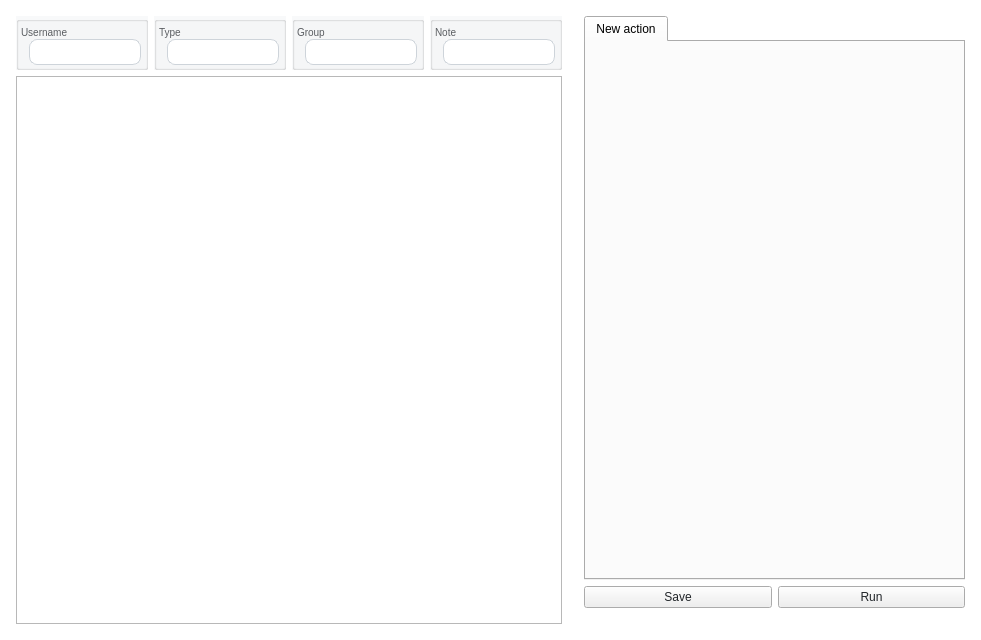
The window that ui/page_robot.ui (dinhbinhnguyen0105/python.my-manager.v3) describes before a commit, drawn with Qt 5.
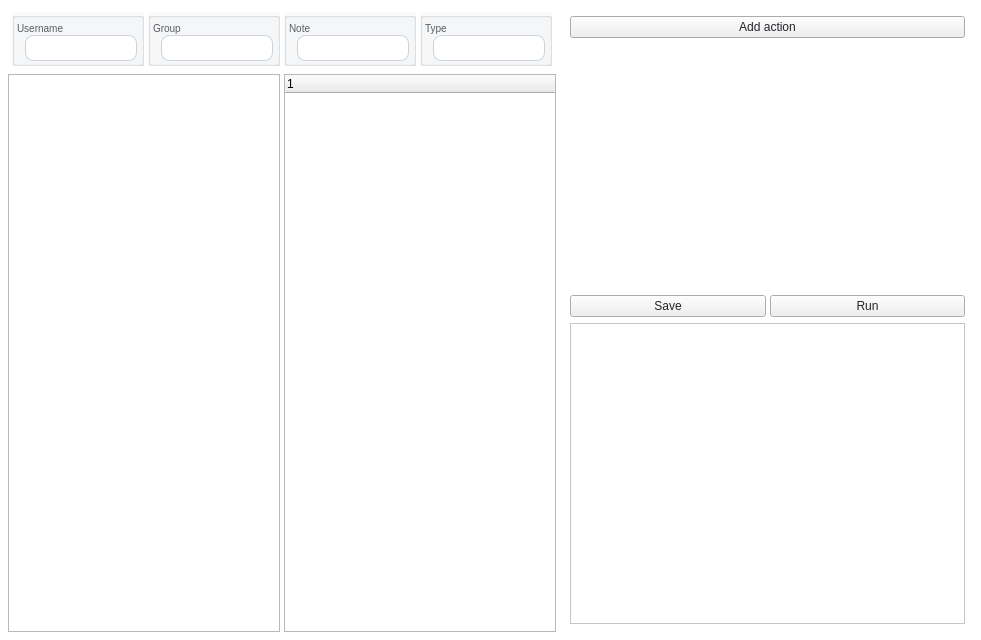
The same window after the commit.

Patch:
```diff
--- a/ui/page_robot.ui
+++ b/ui/page_robot.ui
@@ -76,30 +76,45 @@
       <number>0</number>
      </property>
      <item>
-      <widget class="QWidget" name="user_container" native="true">
-       <layout class="QHBoxLayout" name="horizontalLayout">
-        <property name="leftMargin">
-         <number>8</number>
-        </property>
-        <property name="topMargin">
-         <number>8</number>
-        </property>
-        <property name="rightMargin">
-         <number>8</number>
-        </property>
-        <property name="bottomMargin">
-         <number>8</number>
-        </property>
-        <item>
-         <layout class="QVBoxLayout" name="user_layout">
-          <property name="bottomMargin">
+      <layout class="QVBoxLayout" name="display_container">
+       <property name="spacing">
+        <number>4</number>
+       </property>
+       <item>
+        <widget class="QWidget" name="filter_container" native="true">
+         <layout class="QHBoxLayout" name="horizontalLayout_6">
+          <property name="spacing">
            <number>0</number>
           </property>
+          <property name="leftMargin">
+           <number>4</number>
+          </property>
+          <property name="topMargin">
+           <number>4</number>
+          </property>
+          <property name="rightMargin">
+           <number>4</number>
+          </property>
+          <property name="bottomMargin">
+           <number>4</number>
+          </property>
           <item>
-           <layout class="QHBoxLayout" name="filter_layout">
+           <layout class="QHBoxLayout" name="horizontalLayout_7">
+            <property name="spacing">
+             <number>4</number>
+            </property>
+            <property name="leftMargin">
+             <number>0</number>
+            </property>
+            <property name="topMargin">
+             <number>0</number>
+            </property>
             <property name="rightMargin">
              <number>0</number>
             </property>
+            <property name="bottomMargin">
+             <number>0</number>
+            </property>
             <item>
              <widget class="QGroupBox" name="username_container">
               <property name="title">
@@ -171,51 +186,7 @@
                   <number>0</number>
                  </property>
                  <item>
-                  <widget class="QLabel" name="type_label">
-                   <property name="styleSheet">
-                    <string notr="true">font-size: 10px</string>
-                   </property>
-                   <property name="text">
-                    <string>Type</string>
-                   </property>
-                  </widget>
-                 </item>
-                 <item>
-                  <widget class="QLineEdit" name="type_input"/>
-                 </item>
-                </layout>
-               </item>
-              </layout>
-             </widget>
-            </item>
-            <item>
-             <widget class="QGroupBox" name="group_container">
-              <property name="title">
-               <string/>
-              </property>
-              <layout class="QVBoxLayout" name="verticalLayout_13">
-               <property name="spacing">
-                <number>4</number>
-               </property>
-               <property name="leftMargin">
-                <number>2</number>
-               </property>
-               <property name="topMargin">
-                <number>4</number>
-               </property>
-               <property name="rightMargin">
-                <number>4</number>
-               </property>
-               <property name="bottomMargin">
-                <number>2</number>
-               </property>
-               <item>
-                <layout class="QVBoxLayout" name="verticalLayout_14">
-                 <property name="spacing">
-                  <number>0</number>
-                 </property>
-                 <item>
-                  <widget class="QLabel" name="group_label">
+                  <widget class="QLabel" name="group_label_2">
                    <property name="styleSheet">
                     <string notr="true">font-size: 10px</string>
                    </property>
@@ -225,7 +196,7 @@
                   </widget>
                  </item>
                  <item>
-                  <widget class="QLineEdit" name="group_input"/>
+                  <widget class="QLineEdit" name="group_input_2"/>
                  </item>
                 </layout>
                </item>
@@ -269,7 +240,51 @@
                   </widget>
                  </item>
                  <item>
-                  <widget class="QLineEdit" name="note_input"/>
+                  <widget class="QLineEdit" name="note_input_2"/>
+                 </item>
+                </layout>
+               </item>
+              </layout>
+             </widget>
+            </item>
+            <item>
+             <widget class="QGroupBox" name="type_container_2">
+              <property name="title">
+               <string/>
+              </property>
+              <layout class="QVBoxLayout" name="verticalLayout_27">
+               <property name="spacing">
+                <number>4</number>
+               </property>
+               <property name="leftMargin">
+                <number>2</number>
+               </property>
+               <property name="topMargin">
+                <number>4</number>
+               </property>
+               <property name="rightMargin">
+                <number>4</number>
+               </property>
+               <property name="bottomMargin">
+                <number>2</number>
+               </property>
+               <item>
+                <layout class="QVBoxLayout" name="verticalLayout_28">
+                 <property name="spacing">
+                  <number>0</number>
+                 </property>
+                 <item>
+                  <widget class="QLabel" name="type_label_2">
+                   <property name="styleSheet">
+                    <string notr="true">font-size: 10px</string>
+                   </property>
+                   <property name="text">
+                    <string>Type</string>
+                   </property>
+                  </widget>
+                 </item>
+                 <item>
+                  <widget class="QLineEdit" name="type_input_2"/>
                  </item>
                 </layout>
                </item>
@@ -278,17 +293,51 @@
             </item>
            </layout>
           </item>
+         </layout>
+        </widget>
+       </item>
+       <item>
+        <widget class="QWidget" name="robot_table_container" native="true">
+         <layout class="QHBoxLayout" name="horizontalLayout_8">
+          <property name="spacing">
+           <number>4</number>
+          </property>
+          <property name="leftMargin">
+           <number>0</number>
+          </property>
+          <property name="topMargin">
+           <number>0</number>
+          </property>
+          <property name="rightMargin">
+           <number>0</number>
+          </property>
+          <property name="bottomMargin">
+           <number>0</number>
+          </property>
           <item>
-           <widget class="QTableView" name="users_table"/>
+           <layout class="QHBoxLayout" name="horizontalLayout">
+            <item>
+             <widget class="QTableView" name="users_table"/>
+            </item>
+            <item>
+             <widget class="QTreeWidget" name="actions_tree"/>
+            </item>
+           </layout>
           </item>
          </layout>
-        </item>
-       </layout>
-      </widget>
+        </widget>
+       </item>
+      </layout>
      </item>
      <item>
       <widget class="QWidget" name="actions_container" native="true">
-       <layout class="QVBoxLayout" name="verticalLayout_2">
+       <property name="minimumSize">
+        <size>
+         <width>300</width>
+         <height>0</height>
+        </size>
+       </property>
+       <layout class="QVBoxLayout" name="verticalLayout_3">
         <property name="leftMargin">
          <number>8</number>
         </property>
@@ -303,29 +352,46 @@
         </property>
         <item>
          <layout class="QVBoxLayout" name="actions_container_layout">
+          <property name="spacing">
+           <number>4</number>
+          </property>
           <property name="bottomMargin">
-           <number>16</number>
+           <number>0</number>
           </property>
           <item>
-           <widget class="QTabWidget" name="tabWidget">
-            <widget class="QWidget" name="new_action">
-             <attribute name="title">
-              <string>New action</string>
-             </attribute>
-            </widget>
+           <layout class="QVBoxLayout" name="action_payload_container_layout"/>
+          </item>
+          <item>
+           <widget class="QPushButton" name="action_add_btn">
+            <property name="text">
+             <string>Add action</string>
+            </property>
            </widget>
           </item>
           <item>
-           <layout class="QHBoxLayout" name="horizontalLayout_3">
+           <spacer name="action_payload_hover">
+            <property name="orientation">
+             <enum>Qt::Orientation::Vertical</enum>
+            </property>
+            <property name="sizeHint" stdset="0">
+             <size>
+              <width>20</width>
+              <height>40</height>
+             </size>
+            </property>
+           </spacer>
+          </item>
+          <item>
+           <layout class="QHBoxLayout" name="horizontalLayout_9">
             <item>
-             <widget class="QPushButton" name="save_actions_btn">
+             <widget class="QPushButton" name="action_save_btn">
               <property name="text">
                <string>Save</string>
               </property>
              </widget>
             </item>
             <item>
-             <widget class="QPushButton" name="run_actions_btn">
+             <widget class="QPushButton" name="action_run_btn">
               <property name="text">
                <string>Run</string>
               </property>
@@ -335,6 +401,9 @@
           </item>
          </layout>
         </item>
+        <item>
+         <widget class="QPlainTextEdit" name="log_message"/>
+        </item>
        </layout>
       </widget>
      </item>
```
Left out of the diff: 24 changed lines with no effect on the pictures.
